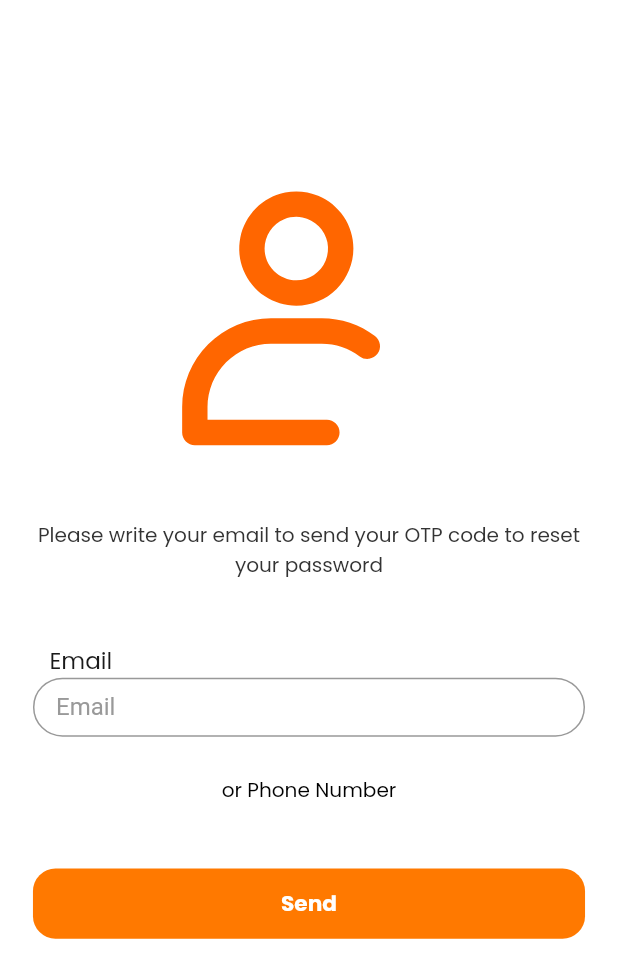
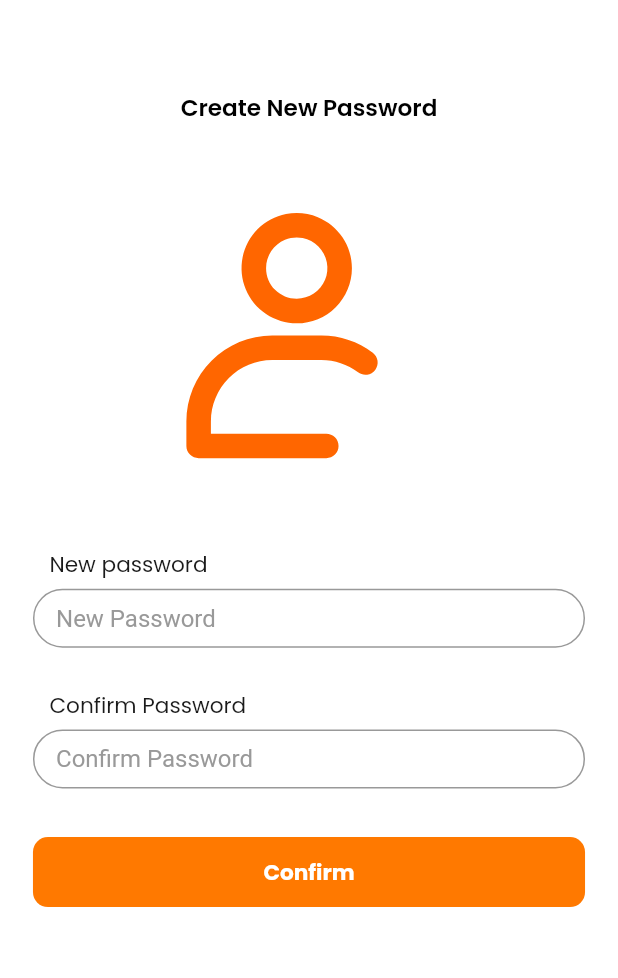
Before and after one commit to elsoudy222/Orange-Tasks, a Flutter app: the screen it shows after launch, on a phone screen of 412 x 824 dp. Shown: the top 978 px of the screen. Run offline on Flutter 3.47's test engine with Material 2 defaults, Android fonts, the phone set to English and light mode, and no system bars; our stand-ins replace bloc, dashed_circular_progress_bar, dio, easy_localization, flutter_bloc, flutter_pw_validator and 8 more; Roboto replaces fonts that are missing (Cairo); project files that could hold a hidden picture were left out.

Commit message:
Forget password by phone (DONE) New Password Screen (Done)

```diff
--- a/lib/main.dart
+++ b/lib/main.dart
@@ -11,7 +11,9 @@ import 'package:my_odc_tasks/view/constant/theme.dart';
 import 'package:my_odc_tasks/view/layout.dart';
 import 'package:my_odc_tasks/view/screens/attendance_history/attendance_history_screen.dart';
 import 'package:my_odc_tasks/view/screens/attendance_screen/attendance_screen.dart';
-import 'package:my_odc_tasks/view/screens/forget_password/forget_password_email_screen.dart';
+import 'package:my_odc_tasks/view/screens/forget_password/by_email/forget_password_email_screen.dart';
+import 'package:my_odc_tasks/view/screens/forget_password/by_phone/forget_password_phone_screen.dart';
+import 'package:my_odc_tasks/view/screens/forget_password/new_password/new_password_screen.dart';
 import 'package:my_odc_tasks/view/screens/quests/quests_screen.dart';
 import 'package:my_odc_tasks/view/screens/splash/splash_screen.dart';
 import 'package:my_odc_tasks/view_model/cubits/attendance/attendance_cubit.dart';
@@ -40,9 +42,8 @@ Future<void> main() async {
         BlocProvider(create: (context) => LayoutCubit(),),
         BlocProvider(create: (context) => AttendanceCubit(),),
         BlocProvider(create: (context) => AttendanceHistoryCubit(),),
-        BlocProvider(
-          create: (context) => ThemeCubit(),
-        ),
+        BlocProvider(create: (context) => ThemeCubit(),),
+
         // BlocProvider(create: (context) => UsersCubit()..getPost()),
         // BlocProvider(create: (context) => ScreenShootCubit()..disableCapture()),
         // BlocProvider(create: (context) => ForgetPasswordCubit()),
@@ -86,9 +87,6 @@ class MyApp extends StatelessWidget {
       splitScreenMode: true,
       builder: (BuildContext context, Widget? child) {
         return MaterialApp(
-// localizationsDelegates: context.localizationDelegates,
-// supportedLocales: context.supportedLocales,
-// locale: context.locale,
           navigatorKey: NavigationService.instance.navigationKey,
           // initialRoute: '/',
           // routes: {
@@ -99,7 +97,7 @@ class MyApp extends StatelessWidget {
           darkTheme: buildDarkMode(context),
           themeMode:
           ThemeCubit.get(context).isDark ? ThemeMode.dark : ThemeMode.light,
-           home: ForgetPasswordScreen(),
+           home: NewPasswordScreen(),
         );
       },
     );
--- /dev/null
+++ b/lib/view/screens/forget_password/new_password/new_password_screen.dart
@@ -0,0 +1,181 @@
+import 'package:flutter/material.dart';
+import 'package:flutter_screenutil/flutter_screenutil.dart';
+import 'package:flutter_svg/svg.dart';
+
+import '../../../components/core/buttons/custom_button.dart';
+import '../../../components/core/custom_appbar.dart';
+import '../../../components/core/custom_text.dart';
+import '../../../components/core/textfields/custom_text_form_filed.dart';
+import '../../../constant/color_manager.dart';
+import '../../../constant/fonts.dart';
+import '../../../constant/navigation_service.dart';
+
+
+class NewPasswordScreen extends StatelessWidget {
+  NewPasswordScreen({Key? key}) : super(key: key);
+  static final formKey = GlobalKey<FormState>();
+  final TextEditingController newPasswordController = TextEditingController();
+  final TextEditingController confirmPasswordController =
+  TextEditingController();
+
+  @override
+  Widget build(BuildContext context) {
+    return Scaffold(
+      backgroundColor: white,
+      appBar: CustomAppBar(
+        onPressed: () {},
+        colorAppBar: white,
+
+        colorTxtAppBar: black,
+      ),
+      body: SingleChildScrollView(
+        child: Container(
+          //margin: EdgeInsets.only(top: 50.h),
+          padding: EdgeInsets.symmetric(horizontal: 20.w),
+          child: Form(
+            key: formKey,
+            child: Column(
+              crossAxisAlignment: CrossAxisAlignment.center,
+              mainAxisAlignment: MainAxisAlignment.spaceEvenly,
+              children: [
+                CustomText(
+                  text: 'Create New Password',
+                  textAlign: TextAlign.center,
+                  fontWeight: FontWeight.w600,
+                  fontSize: textFont15.sp,
+                  color: black,
+                ),
+
+                SizedBox(
+                  height: 42.h,
+                ),
+
+                // icon
+                SvgPicture.asset(
+                  'assets/svg/attendance_check.svg',
+                  fit: BoxFit.contain,
+                  height: MediaQuery.of(context).size.height / 4.2,
+                ),
+
+                // text
+
+                SizedBox(
+                  height: 38.h,
+                ),
+                Container(
+                  padding:
+                  EdgeInsets.symmetric(horizontal: 10.w, vertical: 5.h),
+                  width: double.infinity,
+                  child: CustomText(
+                    textAlign: TextAlign.start,
+                    text: "New password",
+                    color: Color(0xFF1A1A1A),
+                    fontSize: 14.sp,
+                    fontWeight: FontWeight.w400,
+                  ),
+                ),
+                // New Password
+                TextFormFieldsCustom(
+                  enableInteractive: false,
+                  keyboardType: TextInputType.text,
+                  textInputAction: TextInputAction.next,
+                  hintText: 'New Password',
+                  borderRadius: 10.0.h,
+                  controller: newPasswordController,
+                  validator: (value) {
+                    if (value!.trim().isEmpty) {
+                      return "Password must be not Empty";
+                    } else if (!value.trim().contains(RegExp(r'[A-Z]'))) {
+                      return "Password must Contains UpperCase Letter";
+                    } else if (!value.trim().contains(RegExp(r'[0-9]'))) {
+                      return "Password must Contains Digit";
+                    } else if (!value.trim().contains(RegExp(r'[a-z]'))) {
+                      return "Password must Contains LowerCase Letter";
+                    } else if (!value
+                        .trim()
+                        .contains(RegExp(r'[!@#$%^&*(),.?":{}|<>]'))) {
+                      return "Password must Contains Special Character";
+                    } else if (value.trim().length < 8) {
+                      return "Password must be more 8 Letters";
+                    } else if (!RegExp(
+                        r"^(?=.*?[A-Z])(?=.*?[a-z])(?=.*?[0-9])(?=.*?[!@#$/&*~.]).{8,}$")
+                        .hasMatch(value.trim())) {
+                      return "Password is not Valid";
+                    }
+                    return null;
+                  },
+                ),
+                SizedBox(
+                  height: 22.h,
+                ),
+                // Confirm Password
+                Container(
+                  padding:
+                  EdgeInsets.symmetric(horizontal: 10.w, vertical: 5.h),
+                  width: double.infinity,
+                  child: CustomText(
+                    textAlign: TextAlign.start,
+                    text: "Confirm Password",
+                    color: Color(0xFF1A1A1A),
+                    fontSize: 14.sp,
+                    fontWeight: FontWeight.w400,
+                  ),
+                ),
+                TextFormFieldsCustom(
+                  enableInteractive: false,
+                  keyboardType: TextInputType.text,
+                  textInputAction: TextInputAction.done,
+                  hintText: 'Confirm Password',
+                  borderRadius: 10.0.h,
+                  controller: confirmPasswordController,
+                  validator: (value) {
+                    if (value!.trim().isEmpty) {
+                      return "Password must be not Empty";
+                    } else if (!value.trim().contains(RegExp(r'[A-Z]'))) {
+                      return "Password must Contains UpperCase Letter";
+                    } else if (!value.trim().contains(RegExp(r'[0-9]'))) {
+                      return "Password must Contains Digit";
+                    } else if (!value.trim().contains(RegExp(r'[a-z]'))) {
+                      return "Password must Contains LowerCase Letter";
+                    } else if (!value
+                        .trim()
+                        .contains(RegExp(r'[!@#$%^&*(),.?":{}|<>]'))) {
+                      return "Password must Contains Special Character";
+                    } else if (value.trim().length < 8) {
+                      return "Password must be more 8 Letters";
+                    } else if (!RegExp(
+                        r'^(?=.*?[A-Z])(?=.*?[a-z])(?=.*?[0-9])(?=.*?[!@#$&*~.]).{8,}$')
+                        .hasMatch(value.trim())) {
+                      return "Password is not Valid";
+                    }
+                    return '';
+                  },
+                ),
+                SizedBox(
+                  height: 32.h,
+                ),
+                CustomButton(
+                  color: mainColor,
+                  onClick: () {
+                    if (formKey.currentState!.validate()) {
+                      NavigationService.instance.navigationKey!.currentState!
+                          .pushNamed('OnBoardScreen');
+                    }
+                  },
+                  title: CustomText(
+                    text: 'Confirm',
+                    fontSize: 14.sp,
+                    fontWeight: FontWeight.bold,
+                  ),
+                ),
+                SizedBox(
+                  height: 8.h,
+                )
+              ],
+            ),
+          ),
+        ),
+      ),
+    );
+  }
+}
```
Also changed, not shown: lib/view/constant/data.dart (+7 -1 lines), lib/view/screens/forget_password/by_email/forget_password_email_screen.dart (added, +134 -0 lines), lib/view/screens/forget_password/by_phone/forget_password_phone_screen.dart (renamed from lib/view/screens/forget_password/forget_password_email_screen.dart, +34 -37 lines).
